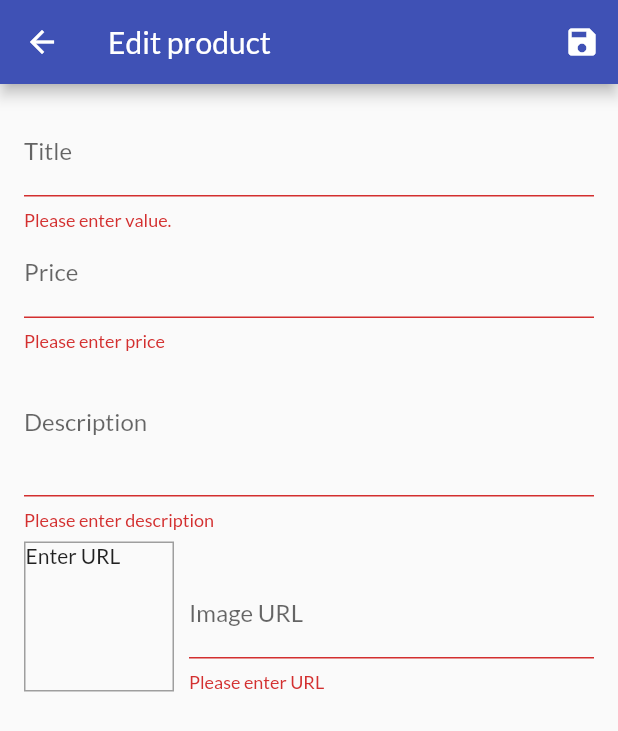
After one commit to OscarHgg/Webshop-App-Udemy-Flutter, a Flutter app: the EditProductScreen screen opened by its route, after a tap on the "save" icon, on a phone screen of 412 x 824 dp. The commit adds this screen. Shown: the top 731 px of the screen. Run offline on Flutter 3.47's test engine with Material 2 defaults, Android fonts, the phone set to English and light mode, and no system bars; network calls fail.

Commit message:
End of module 2

```diff
--- a/lib/providers/products_provider.dart
+++ b/lib/providers/products_provider.dart
@@ -41,7 +41,6 @@ class Products with ChangeNotifier {
   // var _showFavoritesOnly = false;
 
   List<Product> get items {
-
     //[_items] returns a copy of the list and fills it with ..., as list will change
     return [..._items];
   }
@@ -60,11 +59,37 @@ class Products with ChangeNotifier {
   //   notifyListeners();
   // }
 
-  void addProduct() {
-    //_items.add(value);
+  void addProduct(Product product) {
+    final newProduct = Product(
+      title: product.title,
+      description: product.description,
+      price: product.price,
+      imageUrl: product.imageUrl,
+      id: DateTime.now().toString(),
+    );
 
+    _items.add(newProduct);
+    //_items.insert(0, newProduct); //insert at start of list
     //listens to ChangeNotifierProvider widget in main.dart and updates
     //the relevant widgets
+    notifyListeners();
+  }
+
+  void updateProduct(String id, Product newProduct) {
+    //find existing product
+    final prodIndex = _items.indexWhere((prod) => prod.id == id);
+
+    if (prodIndex >= 0) {
+      _items[prodIndex] = newProduct;
+      notifyListeners();
+    } else {
+      print('...');
+    }
+    //replace it
+  }
+
+  void deleteProduct(String id) {
+    _items.removeWhere((prod) => prod.id == id);
     notifyListeners();
   }
 
--- a/lib/screens/cart_screen.dart
+++ b/lib/screens/cart_screen.dart
@@ -24,7 +24,7 @@ class CartScreen extends StatelessWidget {
               children: [
                 Text(
                   'Total',
-                  style: TextStyle(fontSize: 20),
+                  style: TextStyle(fontSize: 20, ),
                 ),
                 Spacer(),
                 Chip(
--- /dev/null
+++ b/lib/screens/edit_product_screen.dart
@@ -0,0 +1,289 @@
+import 'package:flutter/material.dart';
+import 'package:flutter/services.dart';
+import 'package:fluttershopudemy/providers/product.dart';
+import 'package:fluttershopudemy/providers/products_provider.dart';
+import 'package:provider/provider.dart';
+
+class EditProductScreen extends StatefulWidget {
+  static const routeName = '/edit-product';
+
+  @override
+  _EditProductScreenState createState() => _EditProductScreenState();
+}
+
+class _EditProductScreenState extends State<EditProductScreen> {
+  final _priceFocusNode = FocusNode();
+  final _descriptionFocusNode = FocusNode();
+  final _imageUrlController = TextEditingController();
+  final _imageUrlFocusNode = FocusNode();
+  final _form = GlobalKey<FormState>();
+  var _editedProduct = new Product(
+    id: null,
+    title: '',
+    price: 0,
+    description: '',
+    imageUrl: '',
+  );
+  var _initValues = {
+    'title': '',
+    'description': '',
+    'price': '',
+    'imageUrl': '',
+  };
+
+  var _isInit = true;
+
+  @override
+  void initState() {
+    _imageUrlFocusNode.addListener(_updateImageUrl);
+    super.initState();
+  }
+
+  @override
+  void didChangeDependencies() {
+    if (_isInit) {
+      //get the id passed from product_item to user_products_screen
+      final productId = ModalRoute.of(context).settings.arguments as String;
+
+      //if product exists
+      if (productId != null) {
+        _editedProduct = Provider.of<Products>(
+          context,
+          listen: false,
+        ).findById(productId);
+
+        _initValues = {
+          'title': _editedProduct.title,
+          'price': _editedProduct.price.toString(),
+          'description': _editedProduct.description,
+          'imageUrl': '',
+        };
+        _imageUrlController.text = _editedProduct.imageUrl;
+      }
+    }
+    _isInit = false;
+    super.didChangeDependencies();
+  }
+
+  @override
+  void dispose() {
+    _imageUrlFocusNode.removeListener(_updateImageUrl);
+    _priceFocusNode.dispose();
+    _descriptionFocusNode.dispose();
+    _imageUrlController.dispose();
+    _imageUrlFocusNode.dispose();
+    super.dispose();
+  }
+
+  void _updateImageUrl() {
+    if (!_imageUrlFocusNode.hasFocus) {
+      if ((_imageUrlController.text.startsWith('http') &&
+              _imageUrlController.text.startsWith('https')) ||
+          (!_imageUrlController.text.endsWith('png') &&
+              !_imageUrlController.text.endsWith('jpeg') &&
+              !_imageUrlController.text.endsWith('jpg'))) {
+        return;
+      }
+
+      setState(() {});
+    }
+  }
+
+  void _saveForm() {
+    final isValid = _form.currentState.validate();
+    if (!isValid) {
+      return;
+    }
+    _form.currentState.save();
+    if (_editedProduct.id != null) {
+      //editing product
+      Provider.of<Products>(
+        context,
+        listen: false,
+      ).updateProduct(_editedProduct.id, _editedProduct);
+    } else {
+      Provider.of<Products>(
+        context,
+        listen: false,
+      ).addProduct(_editedProduct);
+    }
+
+    //go back to all products
+    Navigator.of(context).pop();
+  }
+
+  @override
+  Widget build(BuildContext context) {
+    return Scaffold(
+      appBar: AppBar(
+        title: Text('Edit product'),
+        actions: [
+          IconButton(
+            icon: Icon(
+              Icons.save,
+              color: Colors.white,
+            ),
+            onPressed: _saveForm,
+          ),
+        ],
+      ),
+      body: Padding(
+        padding: const EdgeInsets.all(16),
+        child: Form(
+          key: _form,
+          child: ListView(
+            children: [
+              TextFormField(
+                initialValue: _initValues['title'],
+                decoration: InputDecoration(labelText: 'Title'),
+                textInputAction: TextInputAction.next,
+                onFieldSubmitted: (_) {
+                  FocusScope.of(context).requestFocus(_priceFocusNode);
+                },
+                validator: (value) {
+                  if (value.isEmpty) {
+                    return 'Please enter value.';
+                  } else {
+                    return null;
+                  }
+                },
+                onSaved: (value) {
+                  _editedProduct = new Product(
+                    id: _editedProduct.id,
+                    title: value,
+                    price: _editedProduct.price,
+                    description: _editedProduct.description,
+                    imageUrl: _editedProduct.imageUrl,
+                    isFavorite: _editedProduct.isFavorite,
+                  );
+                },
+              ),
+              TextFormField(
+                initialValue: _initValues['price'],
+                decoration: InputDecoration(labelText: 'Price'),
+                textInputAction: TextInputAction.next,
+                keyboardType: TextInputType.number,
+                focusNode: _priceFocusNode,
+                onFieldSubmitted: (_) {
+                  FocusScope.of(context).requestFocus(_descriptionFocusNode);
+                },
+                validator: (value) {
+                  if (value.isEmpty) {
+                    return 'Please enter price';
+                  }
+                  if (double.tryParse(value) == null) {
+                    //parsing failed
+                    return 'Please enter valid number';
+                  }
+                  if (double.parse(value) <= 0) {
+                    return 'Please enter valid price';
+                  }
+                  return null;
+                },
+                onSaved: (value) {
+                  _editedProduct = new Product(
+                    id: _editedProduct.id,
+                    title: _editedProduct.title,
+                    price: double.parse(value),
+                    description: _editedProduct.description,
+                    imageUrl: _editedProduct.imageUrl,
+                    isFavorite: _editedProduct.isFavorite,
+                  );
+                },
+              ),
+              TextFormField(
+                initialValue: _initValues['description'],
+                decoration: InputDecoration(labelText: 'Description'),
+                maxLines: 3,
+                focusNode: _descriptionFocusNode,
+                keyboardType: TextInputType.multiline,
+                validator: (value) {
+                  if (value.isEmpty) {
+                    return 'Please enter description';
+                  }
+                  if (value.length < 10) {
+                    return 'Try harder, bud';
+                  }
+                  return null;
+                },
+                onSaved: (value) {
+                  _editedProduct = new Product(
+                    id: _editedProduct.id,
+                    title: _editedProduct.title,
+                    price: _editedProduct.price,
+                    description: value,
+                    imageUrl: _editedProduct.imageUrl,
+                    isFavorite: _editedProduct.isFavorite,
+                  );
+                },
+              ),
+              Row(
+                crossAxisAlignment: CrossAxisAlignment.end,
+                children: [
+                  //image preview
+                  Container(
+                    height: 100,
+                    width: 100,
+                    margin: EdgeInsets.only(top: 8, right: 10),
+                    decoration: BoxDecoration(
+                      border: Border.all(width: 1, color: Colors.grey),
+                    ),
+                    child: _imageUrlController.text.isEmpty
+                        ? Text(
+                            'Enter URL',
+                            // textAlign: TextAlign.center,
+                          )
+                        : FittedBox(
+                            child: Image.network(
+                              _imageUrlController.text,
+                              fit: BoxFit.cover,
+                            ),
+                          ),
+                  ),
+                  //enter url
+                  Expanded(
+                    child: TextFormField(
+                      decoration: InputDecoration(labelText: 'Image URL'),
+                      keyboardType: TextInputType.url,
+                      textInputAction: TextInputAction.done,
+                      controller: _imageUrlController,
+                      focusNode: _imageUrlFocusNode,
+                      onFieldSubmitted: (_) {
+                        _saveForm();
+                      },
+                      validator: (value) {
+                        if (value.isEmpty) {
+                          return 'Please enter URL';
+                        }
+                        if (!value.startsWith('http') &&
+                            !value.startsWith('https')) {
+                          return 'Please enter valid URL';
+                        }
+                        if (!value.endsWith('png') &&
+                            (!value.endsWith('jpeg')) &&
+                            (!value.endsWith('jpg'))) {
+                          return 'Please enter valid image';
+                        }
+                        return null;
+                      },
+                      onSaved: (value) {
+                        _editedProduct = new Product(
+                          id: _editedProduct.id,
+                          title: _editedProduct.title,
+                          price: _editedProduct.price,
+                          description: _editedProduct.description,
+                          imageUrl: value,
+                          isFavorite: _editedProduct.isFavorite,
+                        );
+                      },
+                    ),
+                  ),
+                ],
+              ),
+            ],
+          ),
+        ),
+      ),
+    );
+  }
+}
--- a/lib/widgets/app_drawer.dart
+++ b/lib/widgets/app_drawer.dart
@@ -1,4 +1,5 @@
 import 'package:flutter/material.dart';
+import 'package:fluttershopudemy/screens/user_products_screen.dart';
 import '../screens/orders_screen.dart';
 
 class AppDrawer extends StatelessWidget {
@@ -27,6 +28,14 @@ class AppDrawer extends StatelessWidget {
             Navigator.of(context).pushReplacementNamed(OrdersScreen.routeName);
             },
         ),
+        Divider(),
+        ListTile(
+          leading: Icon(Icons.edit),
+          title: Text('Your Products'),
+          onTap: () {
+            Navigator.of(context).pushReplacementNamed(UserProductsScreen.routeName);
+            },
+        ),
       ],
     ));
   }
```
Also changed, not shown: lib/main.dart (+10 -5 lines), lib/providers/cart.dart (+20 -1 lines), lib/screens/product_detail_screen.dart (+12 -4 lines), lib/screens/user_products_screen.dart (added, +47 -0 lines), lib/widgets/cart_item.dart (+44 -1 lines), lib/widgets/product_item.dart (+13 -0 lines), lib/widgets/user_product_item.dart (added, +50 -0 lines).
